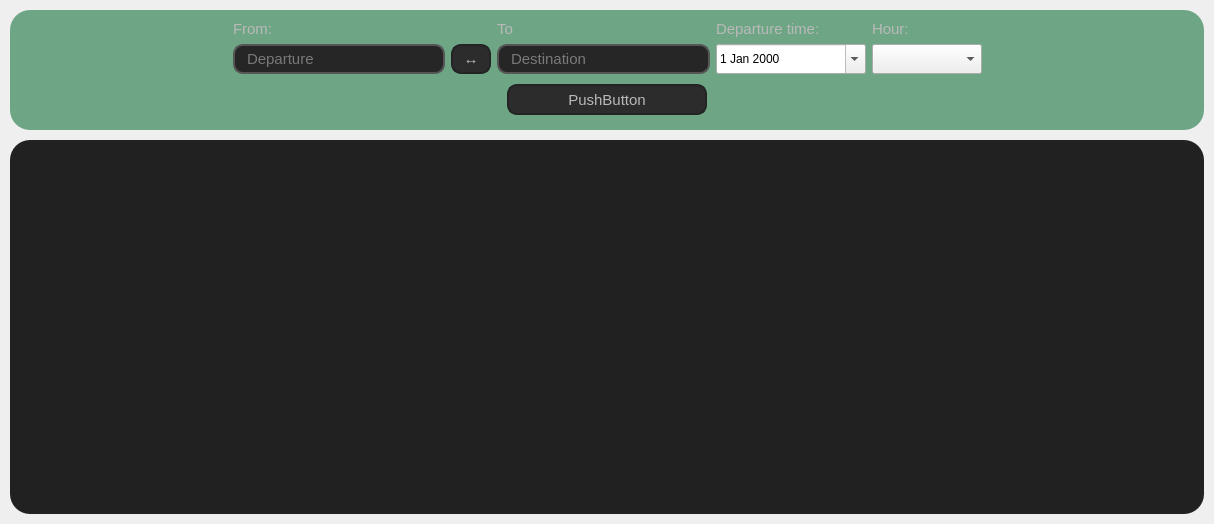
First picture: the form in Lab2/Lab2_proj/ClientPart/buytickets.ui, repository BohdanGunko/clientServetTcpIp, before the edit.
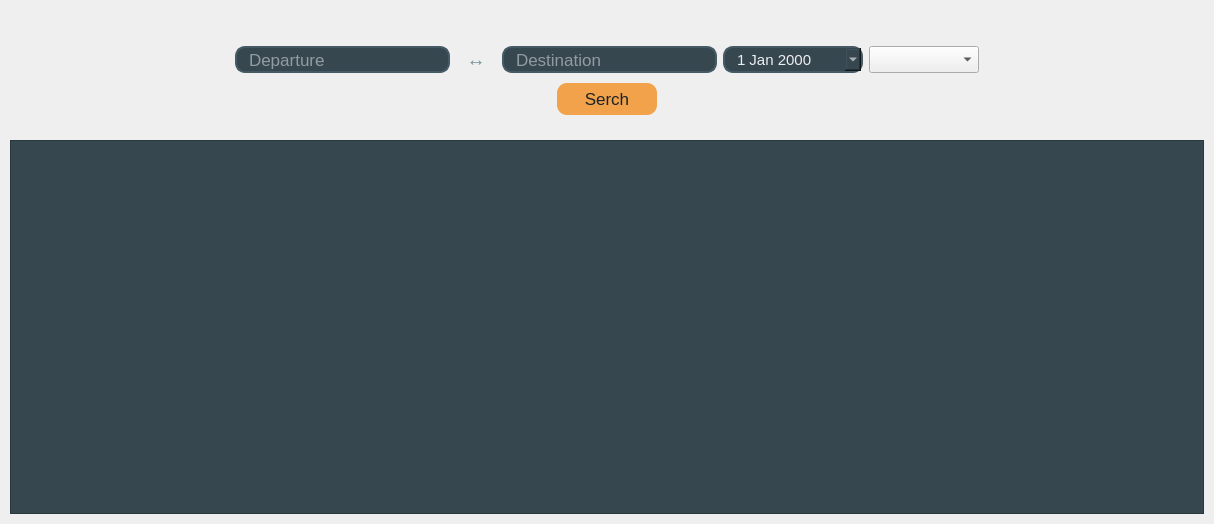
Second picture: the form after the edit. Icons and pictures are not drawn.

Commit message: Icons changed and calendar design done

```diff
--- a/Lab2/Lab2_proj/ClientPart/buytickets.ui
+++ b/Lab2/Lab2_proj/ClientPart/buytickets.ui
@@ -20,67 +20,172 @@
    <string>Form</string>
   </property>
   <property name="styleSheet">
-   <string notr="true">#TopBar{
-  background-color:none;
+   <string notr="true">
 
+
+QCalendarWidget QToolButton {
+	color:#1b2327;
+    background-color: #607D8B;
+font: bold &quot;Calibri&quot;;
+font-size:14px;
+  }
+
+ QCalendarWidget QWidget { 
+
+alternate-background-color:#546E7A ; 
+
 }
+
+QCalendarWidget QAbstractItemView:enabled 
+  {
+  
+    color:#d4d6d7;
+	font-family:  &quot;Calibri Bold&quot;;
+	font-size: 14px;
+    background-color: #1e282d;  
+    selection-background-color: #546E7A; 
+    selection-color:#1b2327; 
+
+  }
+
+/* days in other months */
+  /* navigation bar */
+QCalendarWidget QWidget#qt_calendar_navigationbar
+{ 
+  background-color: #607D8B;
+}
+
+
+/*not visible */
+QCalendarWidget QMenu {
+background-color: #607D8B;
+color: #1b2327;
+selection-background-color: #1b2327;
+    selection-color: #607D8B;
+font: bold &quot;Calibri&quot;;
+font-size:14px;
+
+  }
+
+QCalendarWidget QSpinBox { 
+
+    color: #607D8B; 
+background-color: #607D8B;
+color: #1b2327;
+selection-background-color: #1b2327;
+    selection-color: #607D8B;
+font: bold &quot;Calibri&quot;;
+font-size:14px;
+  }
+
+
+
+
+/*--------------------------------Date edit--------------------------------*/
+QDateEdit {
+	background-color:#37474F ;
+
+	border-style: solid;
+	border-width: 2px;
+	border-color: #455A64;
+	border-radius: 10px;
+
+	color:#EEEEEE;
+	font-family: &quot;Calibri&quot;;
+	font-size: 15px;
+
+	padding-left:10px;
+	padding-right:10px;
+}
+
+QDateEdit:hover {
+background-color: #263238;
+}
+
+
+
+
+QDateEdit::drop-down {
+  image: url(:/recources/img/Arrow.png);
+
+
+    
+    
+    background-color: #455A64;
+    border-style: solid;
+    border-width: 1px;
+	border-radius:right 7px;
+    border-color:#455A64;
+border-radius:6px;
+ 
+}
+
+
+
+
+/*--------------------------------Table view--------------------------------*/
+
 #TrainsTable{
-background-color:rgb(33, 33, 33);
-border:none;
-border-radius: 20px;
+	background-color:#37474F ;
 }
-#TopBar{
-background-color:rgba(21, 115, 60, 150);
-border:none;
-border-radius: 20px;
-}
+
+
 /*--------------------------------Button--------------------------------*/
 
 QPushButton{
 	
-	background-color: #2C2C2C;
+	background-color: rgba(242, 150, 47, 220);
 	
-	border: 2px solid #232323;
+	border:none;
 	border-radius:10px;
 
-	color:#B9B9B9;
-	font-family: &quot;Open Sans Light&quot;;
-	font-size: 15px;
+	color:#1b2327;
+	font-family:  &quot;Calibri Bold&quot;;
+	font-size: 17px;
 
 }
 
 QPushButton:hover:!pressed{
-	background-color: #136836;
-border-color:#232323;
+	background-color: #455A64;
+color:#EEEEEE;
+
 }
 
 QPushButton:hover:pressed{
-	background-color: #082E18;
-border-color:#232323;
+	background-color: #37474F;
+color:#DDDDDD;
 }
+QPushButton#ReverseDepDest{
+	
+	background-color: none;
+	
 
-/*--------------------------------Label--------------------------------*/
-QLabel{
-	background:none;
-color:#B9B9B9;
-	font:   &quot;Calibri&quot;;
-	font-size: 15px;
+
+	color:#78909C;
+	font-family:  &quot;Calibri Bold&quot;;
+	font-size: 19px;
+
+}
+QPushButton#ReverseDepDest:hover:!pressed{
+	color:rgba(242, 150, 47, 220);
+
+
 }
 
 
 /*--------------------------------Line edit--------------------------------*/
 
 QLineEdit{
-	background-color:#262626 ;
+	background-color:#37474F ;
 
 	border-style: solid;
 	border-width: 2px;
-	border-color: #565656;
+	border-color: #455A64;
 	border-radius: 10px;
 
-	color:#CCCCCC;
-	font-family: &quot;Open Sans Light&quot;;
-	font-size: 15px;
+	color:#ECEFF1;
+	font-family: &quot;Calibri&quot;;
+	font-size: 17px;
 
 	padding-left:10px;
 	padding-right:10px;
@@ -88,16 +193,23 @@
 
 
 QLineEdit:hover{
-	background-color: #212121;
- 
-    border-color: #115C30;
+	background-color: #263238;
 }
 
 QLineEdit:focus{
-	background-color: #1A1A1A;
+	background-color: #1c2428;
+}
 
-	border-color: #15733C;
-}</string>
+
+/*--------------------------------Label--------------------------------*/
+QLabel{
+	background:none ;
+
+	color:#EEEEEE;
+	font: italic&quot;Calibri&quot;;
+	font-size: 17px;
+}
+</string>
   </property>
   <layout class="QGridLayout" name="gridLayout_5" rowstretch="1,5">
    <property name="leftMargin">
@@ -205,18 +317,18 @@
             </property>
             <property name="minimumSize">
              <size>
-              <width>100</width>
-              <height>27</height>
+              <width>50</width>
+              <height>0</height>
              </size>
             </property>
             <property name="maximumSize">
              <size>
-              <width>200</width>
-              <height>45</height>
+              <width>100</width>
+              <height>16777215</height>
              </size>
             </property>
             <property name="text">
-             <string>PushButton</string>
+             <string>Serch</string>
             </property>
            </widget>
           </item>
@@ -250,16 +362,19 @@
             </property>
             <property name="minimumSize">
              <size>
-              <width>100</width>
+              <width>70</width>
               <height>27</height>
              </size>
             </property>
             <property name="maximumSize">
              <size>
-              <width>150</width>
+              <width>140</width>
               <height>45</height>
              </size>
             </property>
+            <property name="specialValueText">
+             <string/>
+            </property>
             <property name="calendarPopup">
              <bool>true</bool>
             </property>
@@ -276,7 +391,7 @@
             <property name="minimumSize">
              <size>
               <width>200</width>
-              <height>27</height>
+              <height>0</height>
              </size>
             </property>
             <property name="maximumSize">
@@ -301,13 +416,13 @@
             <property name="minimumSize">
              <size>
               <width>40</width>
-              <height>30</height>
+              <height>0</height>
              </size>
             </property>
             <property name="maximumSize">
              <size>
               <width>40</width>
-              <height>45</height>
+              <height>16777215</height>
              </size>
             </property>
             <property name="sizeIncrement">
@@ -319,6 +434,9 @@
             <property name="text">
              <string>↔</string>
             </property>
+            <property name="autoDefault">
+             <bool>false</bool>
+            </property>
            </widget>
           </item>
           <item row="1" column="0">
@@ -367,7 +485,7 @@
             <property name="minimumSize">
              <size>
               <width>200</width>
-              <height>27</height>
+              <height>0</height>
              </size>
             </property>
             <property name="maximumSize">
@@ -398,28 +516,40 @@
            </spacer>
           </item>
           <item row="0" column="1">
-           <widget class="QLabel" name="label">
+           <widget class="QLabel" name="FromLabel">
+            <property name="sizePolicy">
+             <sizepolicy hsizetype="Preferred" vsizetype="Preferred">
+              <horstretch>0</horstretch>
+              <verstretch>0</verstretch>
+             </sizepolicy>
+            </property>
             <property name="text">
              <string>From:</string>
             </property>
            </widget>
           </item>
           <item row="0" column="3">
-           <widget class="QLabel" name="label_2">
+           <widget class="QLabel" name="ToLabel">
             <property name="text">
-             <string>To</string>
+             <string>To:</string>
             </property>
            </widget>
           </item>
           <item row="0" column="4">
-           <widget class="QLabel" name="label_3">
+           <widget class="QLabel" name="DepTimeLab">
+            <property name="sizePolicy">
+             <sizepolicy hsizetype="Preferred" vsizetype="Preferred">
+              <horstretch>0</horstretch>
+              <verstretch>0</verstretch>
+             </sizepolicy>
+            </property>
             <property name="text">
-             <string>Departure time:</string>
+             <string>Departure day:</string>
             </property>
            </widget>
           </item>
           <item row="0" column="5">
-           <widget class="QLabel" name="label_4">
+           <widget class="QLabel" name="HourLabel">
             <property name="text">
              <string>Hour:</string>
             </property>
```
The commit also changes 25 other files.
